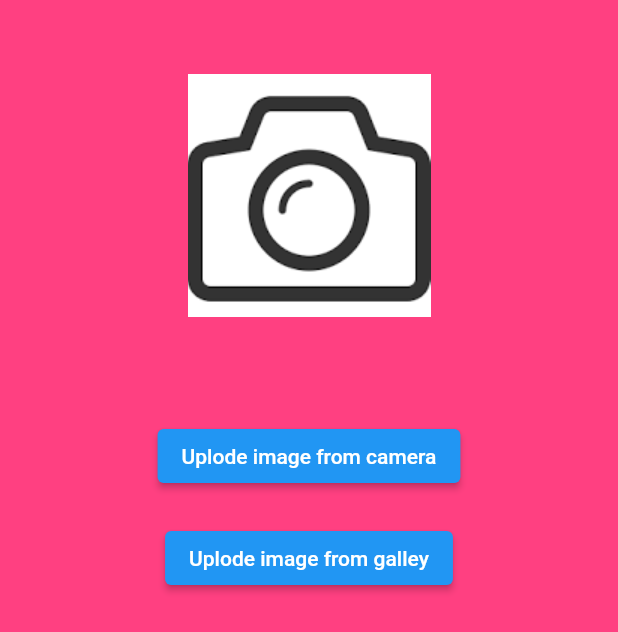
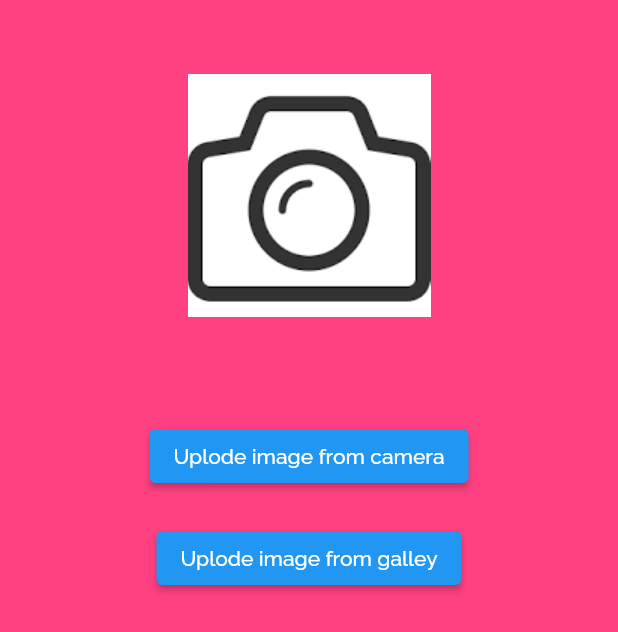
Before and after one commit to UG-BLOOD-DONATE/main_appilcation, a Flutter app: the screen it shows once a user with an empty profile is signed in, scrolled down 576 dp, after a tap on "upload post >>>", on a phone screen of 412 x 824 dp. Shown: the top 632 px of the screen. Run offline on Flutter 3.47's test engine with Material 2 defaults, Android fonts, the phone set to English and light mode, and no system bars; our stand-ins replace cached_network_image, carousel_slider, cloud_firestore, firebase_auth, firebase_core, firebase_storage and 19 more; missing offline and left inert: alan_voice, bottom_bar_with_sheet, cloud_firestore_web, dart:html, dialogflow_flutter, dialogflow_grpc and 8 more; accounts and stored records are empty; network calls fail; project files that could hold a hidden picture were left out.

Commit message:
font Raleway

```diff
--- a/lib/Chatsection/pages/chat_page.dart
+++ b/lib/Chatsection/pages/chat_page.dart
@@ -52,7 +52,7 @@ class _ChatPageState extends State<ChatPage> {
         centerTitle: true,
         elevation: 0,
         title: Text(widget.groupName),
-        backgroundColor: Theme.of(context).primaryColor,
+        backgroundColor: Colors.pink,
         actions: [
           IconButton(
               onPressed: () {
@@ -100,7 +100,7 @@ class _ChatPageState extends State<ChatPage> {
                     height: 50,
                     width: 50,
                     decoration: BoxDecoration(
-                      color: Theme.of(context).primaryColor,
+                      color: Colors.pink,
                       borderRadius: BorderRadius.circular(30),
                     ),
                     child: const Center(
--- a/lib/Chatsection/pages/group_info.dart
+++ b/lib/Chatsection/pages/group_info.dart
@@ -52,7 +52,7 @@ class _GroupInfoState extends State<GroupInfo> {
       appBar: AppBar(
         centerTitle: true,
         elevation: 0,
-        backgroundColor: Theme.of(context).primaryColor,
+        backgroundColor: Colors.pink,
         title: const Text("Group Info"),
         actions: [
           IconButton(
@@ -108,13 +108,13 @@ class _GroupInfoState extends State<GroupInfo> {
               padding: const EdgeInsets.all(20),
               decoration: BoxDecoration(
                   borderRadius: BorderRadius.circular(30),
-                  color: Theme.of(context).primaryColor.withOpacity(0.2)),
+                  color: Colors.pink.withOpacity(0.2)),
               child: Row(
                 mainAxisAlignment: MainAxisAlignment.start,
                 children: [
                   CircleAvatar(
                     radius: 30,
-                    backgroundColor: Theme.of(context).primaryColor,
+                    backgroundColor: Colors.pink,
                     child: Text(
                       widget.groupName.substring(0, 1).toUpperCase(),
                       style: const TextStyle(
--- a/lib/Chatsection/widgets/group_tile.dart
+++ b/lib/Chatsection/widgets/group_tile.dart
@@ -36,7 +36,7 @@ class _GroupTileState extends State<GroupTile> {
         child: ListTile(
           leading: CircleAvatar(
             radius: 30,
-            backgroundColor: Theme.of(context).primaryColor,
+            backgroundColor: Colors.pink,
             child: Text(
               widget.groupName.substring(0, 1).toUpperCase(),
               textAlign: TextAlign.center,
--- a/lib/Chatsection/widgets/message_tile.dart
+++ b/lib/Chatsection/widgets/message_tile.dart
@@ -45,7 +45,7 @@ class _MessageTileState extends State<MessageTile> {
                     bottomRight: Radius.circular(20),
                   ),
             color: widget.sentByMe
-                ? Theme.of(context).primaryColor
+                ? Colors.pink
                 : Colors.grey[700]),
         child: Column(
           crossAxisAlignment: CrossAxisAlignment.start,
--- a/lib/home.dart
+++ b/lib/home.dart
@@ -22,6 +22,7 @@ import 'package:ug_blood_donate/screens/chat/chartpage.dart';
 import 'package:ug_blood_donate/screens/doner_profile.dart';
 import 'package:ug_blood_donate/screens/donorcard.dart';
 import 'package:ug_blood_donate/screens/find_donor.dart';
+import 'package:ug_blood_donate/screens/first_screens/getposts.dart';
 import 'package:ug_blood_donate/screens/first_screens/twitter.dart';
 import 'package:ug_blood_donate/screens/map/order_traking_page.dart';
 import 'package:ug_blood_donate/screens/map/test_map.dart';
@@ -31,10 +32,10 @@ import 'package:ug_blood_donate/screens/request_blood.dart';
 import 'package:ug_blood_donate/screens/social_media_news_feeds.dart';
 import 'package:ug_blood_donate/screens/upload.dart';
 import 'package:ug_blood_donate/models/user_model.dart';
-<<<<<<< Updated upstream
-=======
 import 'package:ug_blood_donate/Chataaaapppp/screens/home_screen.dart';
->>>>>>> Stashed changes
+import 'package:ug_blood_donate/screens/map/order_traking_page.dart';
+import 'package:ug_blood_donate/screens/doner_profile.dart';
+import 'Chatsection/pages/home_page.dart';
 
 final List<String> imgList = [
   'https://images.unsplash.com/photo-1520342868574-5fa3804e551c?ixlib=rb-0.3.5&ixid=eyJhcHBfaWQiOjEyMDd9&s=6ff92caffcdd63681a35134a6770ed3b&auto=format&fit=crop&w=1951&q=80',
@@ -65,7 +66,10 @@ class _HomeState extends State<Home> {
   //final User user = ;
   @override
   Widget build(BuildContext context) {
-    return Scaffold(
+    return  MaterialApp(
+       theme: ThemeData(fontFamily: 'Raleway'),
+        debugShowCheckedModeBanner: false,
+      home: Scaffold(
         appBar: AppBar(
           actions: <Widget>[
             //IconButton
@@ -93,6 +97,7 @@ class _HomeState extends State<Home> {
         ),
         bottomNavigationBar: SizedBox(
             height: 62, child: BottomBarView(tabIconsList: tabIconsList)),
+      ),
     );
   }
 }
@@ -255,11 +260,7 @@ class _BuildBodyState extends State<BuildBody> {
               onPressed: () => Navigator.push(
                 context,
                 MaterialPageRoute(
-<<<<<<< Updated upstream
-                  builder: (_) => DonerProfilePage(),
-=======
                   builder: (_) => ProfilePage(),
->>>>>>> Stashed changes
                 ),
               ),
               child: Container(
@@ -307,8 +308,7 @@ class _BuildBodyState extends State<BuildBody> {
               ),
             ),
           ),
-<<<<<<< Updated upstream
-=======
+
           Center(
             child: ElevatedButton(
               //   child: WebViewExample(),
@@ -327,10 +327,7 @@ class _BuildBodyState extends State<BuildBody> {
               ),
             ),
           ),
-<<<<<<< Updated upstream
->>>>>>> Stashed changes
-=======
->>>>>>> Stashed changes
+
           //const CreatePost(),
           Center(
             child: ElevatedButton(
@@ -374,11 +371,25 @@ class _BuildBodyState extends State<BuildBody> {
               onPressed: () => Navigator.push(
                 context,
                 MaterialPageRoute(
-<<<<<<< Updated upstream
-                  builder: (_) => UserInformation(),
-=======
+                  builder: (_) => displayposts(),
+                ),
+              ),
+              child: Container(
+                color: Color.fromARGB(0, 251, 251, 251),
+                padding: const EdgeInsets.all(10),
+                width: 150,
+                height: 100,
+                child: const Text('View Posts>>>'),
+              ),
+            ),
+          ),
+          Center(
+            child: ElevatedButton(
+              //   child: WebViewExample(),
+              onPressed: () => Navigator.push(
+                context,
+                MaterialPageRoute(
                   builder: (_) => MapPage(),
->>>>>>> Stashed changes
                 ),
               ),
               child: Container(
--- a/lib/models/user_model.dart
+++ b/lib/models/user_model.dart
@@ -8,7 +8,7 @@ class UserModel {
   String? bloodType;
   String? location;
   String? photoURL;
-  List<String?> groups;
+  List<String>? groups;
 
   UserModel(
       {this.uid,
@@ -18,7 +18,8 @@ class UserModel {
       this.bloodType,
       this.location,
       this.photoURL,
-      required this.groups});
+    this.groups
+     });
 //data from server
   factory UserModel.fromMap(map) {
     return UserModel(
@@ -29,7 +30,7 @@ class UserModel {
       bloodType: map['bloodType'],
       location: map['location'],
       photoURL: map['photoURL'],
-      groups: map['groups'],
+     groups: map['groups'],
     );
   }
 
@@ -44,7 +45,7 @@ class UserModel {
       'bloodType': bloodType,
       'location': location,
       'photoURL': photoURL,
-      'groups' :groups,
+      'groups': groups,
     };
   }
 }
--- a/lib/screens/first_screens/splash_screen.dart
+++ b/lib/screens/first_screens/splash_screen.dart
@@ -22,6 +22,8 @@ class _SplashState extends State<Splash> {
   @override
   Widget build(BuildContext context) {
     return MaterialApp(
+      theme: ThemeData(fontFamily: 'Raleway'),
+       debugShowCheckedModeBanner: false,
       home: Scaffold(
           backgroundColor: Colors.pink,
           body: SafeArea(
--- a/lib/screens/profile.dart
+++ b/lib/screens/profile.dart
@@ -174,7 +174,7 @@ class _ProfilePageState extends State<ProfilePage> with RouteAware {
                   ),
                   title: const Text(
                     "Profile",
-                    style: TextStyle(color: Colors.black),
+                    style: TextStyle(color: Colors.black,fontWeight: FontWeight.bold),
                   ),
                   centerTitle: true,
                   actions: <Widget>[
--- a/lib/screens/upload.dart
+++ b/lib/screens/upload.dart
@@ -35,7 +35,7 @@ class Upload extends StatefulWidget {
 
 class _UploadState extends State<Upload> {
   User? user = FirebaseAuth.instance.currentUser;
-  UserModel loggedInUser = UserModel(groups: []);
+  UserModel loggedInUser = UserModel();
 
   TextEditingController locationController = TextEditingController();
   TextEditingController captionController = TextEditingController();
@@ -138,6 +138,9 @@ class _UploadState extends State<Upload> {
       ]),
     );
   }
+
+
+
  @override
   void initState() {
     super.initState();
@@ -344,8 +347,8 @@ class _UploadState extends State<Upload> {
       "postId": postId,
       "ownerId": widget.currentUser.uid,
       "username":loggedInUser.fullname,
-      "profilepic":loggedInUser.photoURL,
-      "mediaUrl": mediaUrl,
+      // "profilepic":loggedInUser.photoURL,
+      // "mediaUrl": mediaUrl,
       "description": description,
       "location": location,
       'createdOn': DateTime.now().millisecondsSinceEpoch.toString(),
```
Also changed, not shown: lib/Chatsection/pages/home_page.dart (+17 -15 lines), lib/Chatsection/pages/profile_page.dart (+6 -2 lines), lib/screens/first_screens/getposts.dart (+31 -6 lines), pubspec.yaml (+5 -17 lines), fonts/Montserrat-Italic-VariableFont_wght.ttf (added), fonts/Montserrat-VariableFont_wght.ttf (added), fonts/Raleway-Italic-VariableFont_wght.ttf (added), fonts/Raleway-VariableFont_wght.ttf (added), fonts/RobotoSlab-VariableFont_wght.ttf (added), pubspec.lock. Lines whose indentation alone changed are shown as unchanged.
